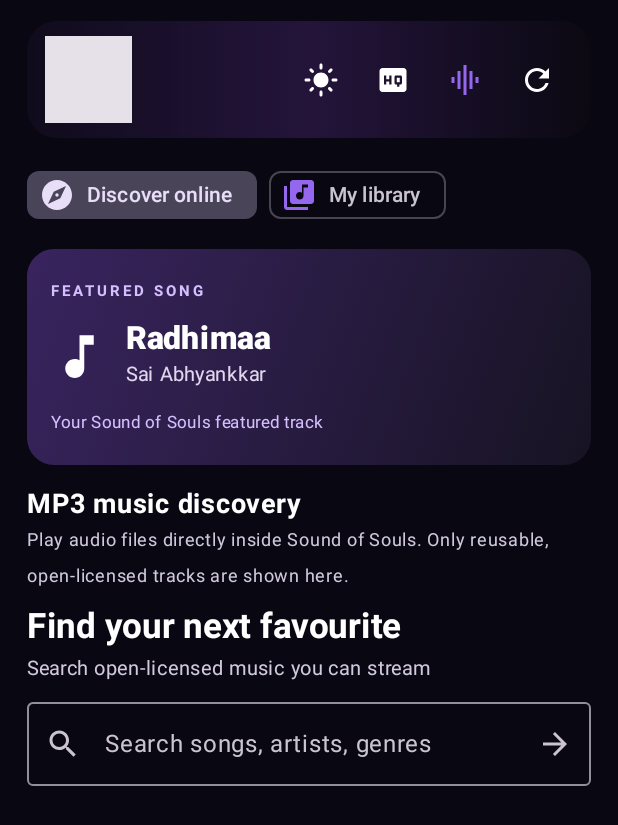
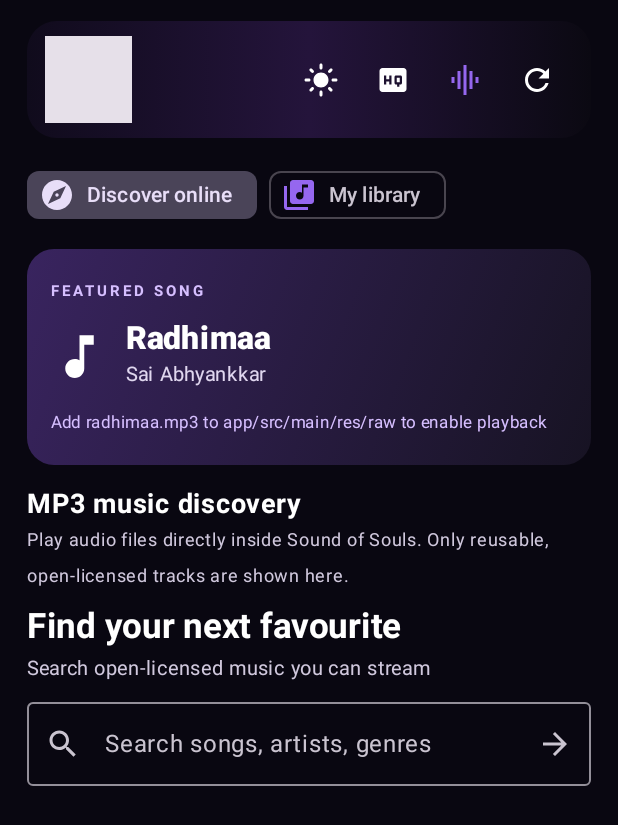
Before and after one commit to darshan-raj-christeen/sound-of-souls, an Android app built with Jetpack Compose: the screen it shows after launch (MainActivity), on a phone screen of 412 x 824 dp. Shown: the top 825 px of the screen. Run offline under Robolectric (Android 15) with nearby library versions, the phone set to English and light mode, and no system bars.

Commit message:
Show and play bundled songs in Sound of Souls

```diff
--- a/app/src/main/java/com/soundofsouls/player/MainActivity.kt
+++ b/app/src/main/java/com/soundofsouls/player/MainActivity.kt
@@ -52,6 +52,7 @@ private enum class AppTab { ONLINE, LIBRARY }
 class MainActivity : ComponentActivity() {
     private lateinit var player: ExoPlayer
     private var songs by mutableStateOf(listOf<LocalSong>())
+    private var builtInSongs by mutableStateOf(listOf<LocalSong>())
     private var importedSongs by mutableStateOf(listOf<LocalSong>())
     private var onlineSongs by mutableStateOf(listOf<OnlineSong>())
     private var currentSongTitle by mutableStateOf<String?>(null)
@@ -121,10 +122,13 @@ class MainActivity : ComponentActivity() {
         })
         startProgressUpdates()
         restoreImportedSongs()
+        builtInSongs = BuiltInSongCatalog.resolve(this)
+        songs = builtInSongs + importedSongs
         requestAudioPermission()
         setContent {
             SoundOfSoulsScreen(
                 songs = songs, onlineSongs = onlineSongs,
+                featuredSongAvailable = builtInSongs.any { it.title.equals("Radhimaa", ignoreCase = true) },
                 currentSongTitle = currentSongTitle, currentSongArtist = currentSongArtist,
                 isPlaying = isPlaying, playbackError = playbackError, searchQuery = searchQuery,
                 isSearching = isSearching, searchError = searchError,
@@ -147,6 +151,7 @@ class MainActivity : ComponentActivity() {
                 onDolbyAtmosClick = { openDolbyAtmosSettings() },
                 onTabChange = { selectedTab = it },
                 onSongClick = { playLocalSong(it) },
+                onFeaturedSongClick = { builtInSongs.firstOrNull { it.title.equals("Radhimaa", ignoreCase = true) }?.let { playLocalSong(it) } },
                 onOnlineSongClick = { playOnlineSong(it) },
                 onPlayPause = { togglePlayback() },
                 onLyricsClick = { showLyrics = true; if (lyricsText == null && !lyricsLoading) findLyrics() },
@@ -208,7 +213,8 @@ class MainActivity : ComponentActivity() {
                     it.getString(artistColumn) ?: "Unknown artist", ContentUris.withAppendedId(collection, id)))
             }
         }
-        songs = found + importedSongs
+        builtInSongs = BuiltInSongCatalog.resolve(this)
+        songs = builtInSongs + found + importedSongs
     }
 
     private fun openDolbyAtmosSettings() {
@@ -392,7 +398,7 @@ class MainActivity : ComponentActivity() {
 
 @Composable
 private fun SoundOfSoulsScreen(
-    songs: List<LocalSong>, onlineSongs: List<OnlineSong>,
+    songs: List<LocalSong>, onlineSongs: List<OnlineSong>, featuredSongAvailable: Boolean,
     currentSongTitle: String?, currentSongArtist: String?, isPlaying: Boolean, playbackError: String?,
     searchQuery: String, isSearching: Boolean, searchError: String?,
     darkMode: Boolean, selectedTab: AppTab, highQualityAudio: Boolean, showLyrics: Boolean,
@@ -401,7 +407,7 @@ private fun SoundOfSoulsScreen(
     onSearchQueryChange: (String) -> Unit, onSearch: () -> Unit, onRefresh: () -> Unit,
     onAddMp3: () -> Unit,
     onThemeToggle: () -> Unit, onQualityToggle: () -> Unit, onDolbyAtmosClick: () -> Unit, onTabChange: (AppTab) -> Unit,
-    onSongClick: (LocalSong) -> Unit, onOnlineSongClick: (OnlineSong) -> Unit,
+    onSongClick: (LocalSong) -> Unit, onFeaturedSongClick: () -> Unit, onOnlineSongClick: (OnlineSong) -> Unit,
     onPlayPause: () -> Unit, onLyricsClick: () -> Unit, onLyricsBack: () -> Unit,
     onSaveLyrics: (String) -> Unit, onSeek: (Long) -> Unit, onNext: () -> Unit, onPrevious: () -> Unit
 ) {
@@ -513,6 +519,7 @@ private fun SoundOfSoulsScreen(
                                     ),
                                     RoundedCornerShape(18.dp)
                                 )
+                                .clickable(enabled = featuredSongAvailable, onClick = onFeaturedSongClick)
                                 .padding(16.dp)
                         ) {
                             Text("FEATURED SONG", color = Color(0xFFD6BFFF), fontSize = 10.sp,
@@ -527,9 +534,12 @@ private fun SoundOfSoulsScreen(
                                     Text("Sai Abhyankkar", color = Color(0xFFE0D7EF), fontSize = 13.sp)
                                 }
                             }
-                            Text("Your Sound of Souls featured track",
+                            Text(
+                                if (featuredSongAvailable) "Tap to play this built-in song"
+                                else "Add radhimaa.mp3 to app/src/main/res/raw to enable playback",
                                 color = Color(0xFFD6BFFF), fontSize = 11.sp,
-                                modifier = Modifier.padding(top = 8.dp))
+                                modifier = Modifier.padding(top = 8.dp)
+                            )
                         }
                         Spacer(Modifier.height(14.dp))
                         Text("MP3 music discovery", color = primaryText, fontSize = 18.sp, fontWeight = FontWeight.Bold)
```
